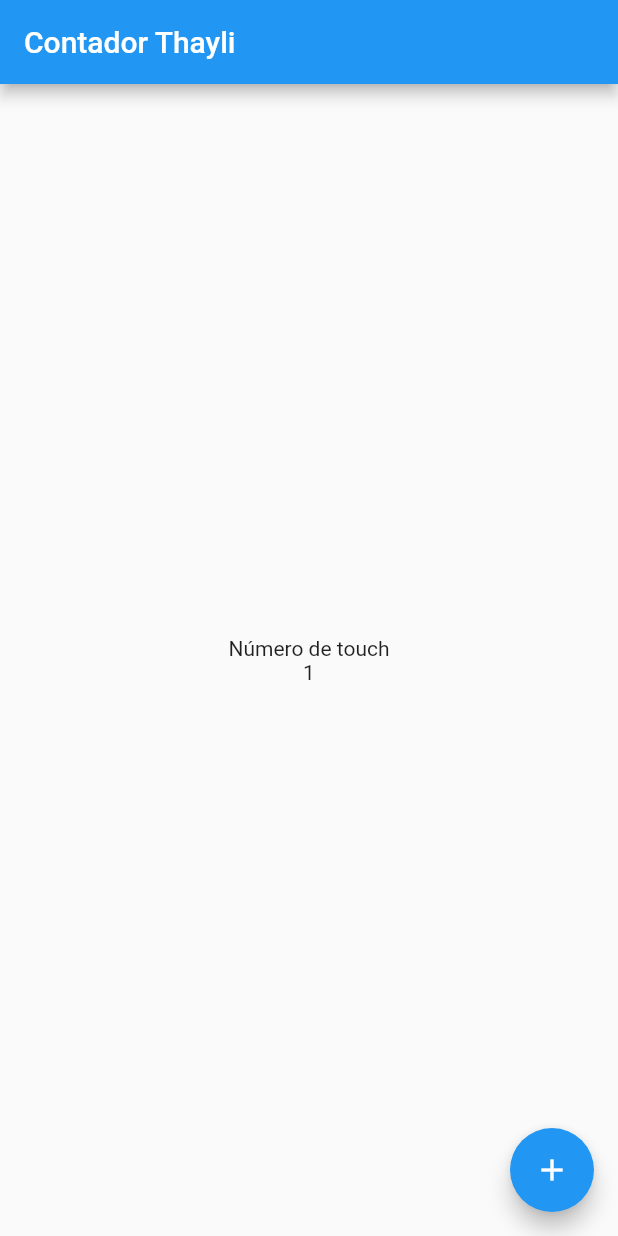
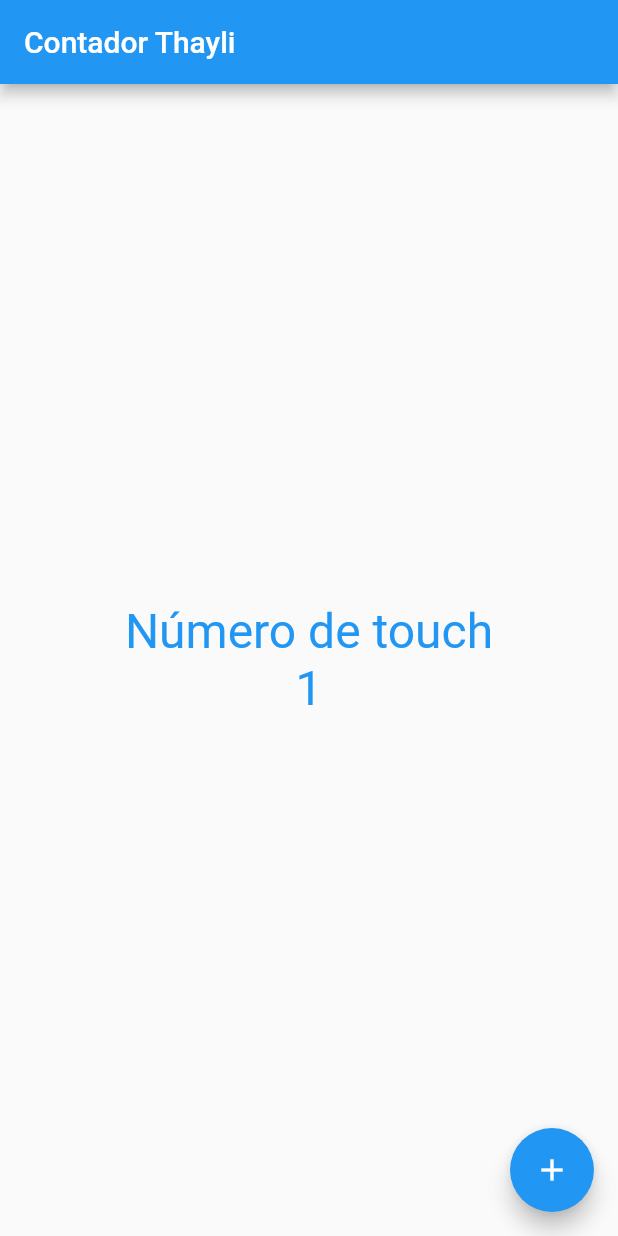
Before and after one commit to ThayliAreliVillegas112/prjecttest, a Flutter app: the screen it shows after launch, on a phone screen of 412 x 824 dp. Run offline on Flutter 3.47's test engine with Material 2 defaults, Android fonts, the phone set to English and light mode, and no system bars.

Commit message:
Cambio colores

```diff
--- a/lib/modules/count/adapter/screens/count.dart
+++ b/lib/modules/count/adapter/screens/count.dart
@@ -12,16 +12,16 @@ class Count extends StatefulWidget{ //genera un estado a _CountState
 class _CountState extends State<Count> {
   int number =1;
   final random = Random();
-  Color actualColor = Colors.blue;
+  //Color actualColor = Colors.blue;
   int randomColor =0;
   List<Color> colors = [Colors.blue, Colors.yellow, Colors.pink, Colors.purple, Colors.black];
   void cambiarColor(){
     //actualColor = colors[random.nextInt(colors.length)];
-    randomColor = (currentNumberColorIndex + 1) % colors.length;
+    randomColor = (randomColor + 1) % colors.length;
   }
   @override
   Widget build(BuildContext context) {
-    TextStyle fontTouch = const TextStyle(fontSize: 32.0, color: colors[randomColor]);
+    TextStyle fontTouch = TextStyle(fontSize: 32.0, color: colors[randomColor]);
 
     return Scaffold(
       appBar: AppBar(title: const Text("Contador Thayli"), backgroundColor: colors[randomColor],),
@@ -30,8 +30,8 @@ class _CountState extends State<Count> {
           mainAxisAlignment: MainAxisAlignment.center, //centra en vertical
           crossAxisAlignment: CrossAxisAlignment.center, // centra en horizontal
           children: [
-            Text('Número de touch', style: color: colors[randomColor]),
-            Text('$number', style: color: colors[randomColor])
+            Text('Número de touch', style: fontTouch),
+            Text('$number', style:fontTouch)
           ]
         ),
       ),
```
